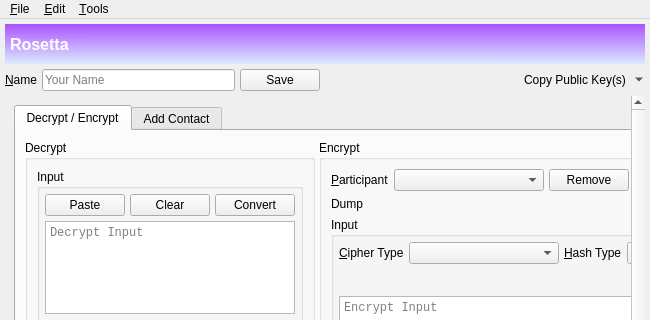
First picture: the form in branches/trunk/GoldBug-UI/spot-on-rosetta.ui, repository textbrowser/spot-on, before the edit; both pictures show x 0 to 650 and y 0 to 320 of the 650 by 550 pixel window.
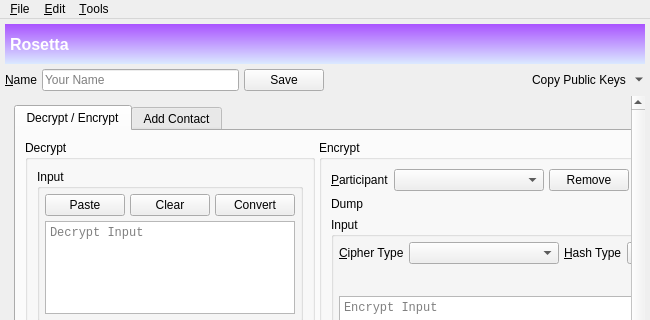
Second picture: the form after the edit. Icons and pictures are not drawn.

Diff of the .ui file:
```diff
--- a/branches/trunk/GoldBug-UI/spot-on-rosetta.ui
+++ b/branches/trunk/GoldBug-UI/spot-on-rosetta.ui
@@ -107,7 +107,7 @@
          <string>Copy your public key pairs to the clipboard buffer.</string>
         </property>
         <property name="text">
-         <string>Copy Public Key(s)</string>
+         <string>Copy Public Keys</string>
         </property>
         <property name="popupMode">
          <enum>QToolButton::MenuButtonPopup</enum>
```
